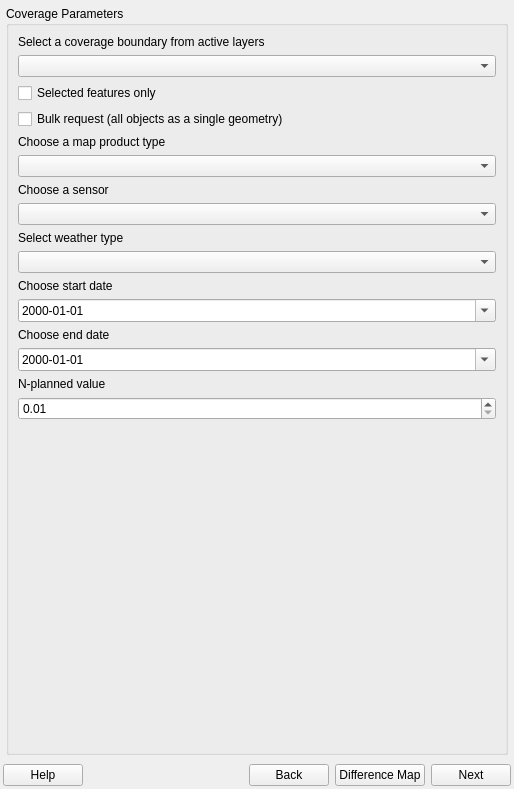
First picture: the form in geosys/ui/templates/geosys_dockwidget_base.ui, repository earthdaily/qgis-plugin, before the edit.
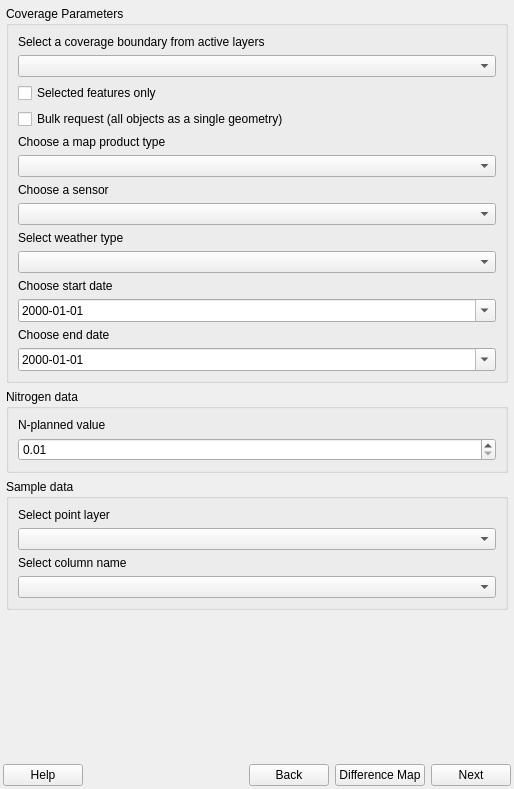
Second picture: the form after the edit.

What changed in the file:
```diff
--- a/geosys/ui/templates/geosys_dockwidget_base.ui
+++ b/geosys/ui/templates/geosys_dockwidget_base.ui
@@ -197,6 +197,15 @@
              </property>
             </widget>
            </item>
+          </layout>
+         </widget>
+        </item>
+        <item>
+         <widget class="QGroupBox" name="groupBox_2">
+          <property name="title">
+           <string>Nitrogen data</string>
+          </property>
+          <layout class="QVBoxLayout" name="verticalLayout_6">
            <item>
             <widget class="QLabel" name="n_planned_label">
              <property name="text">
@@ -223,6 +232,38 @@
              </property>
             </widget>
            </item>
+          </layout>
+         </widget>
+        </item>
+        <item>
+         <widget class="QGroupBox" name="groupBox">
+          <property name="title">
+           <string>Sample data</string>
+          </property>
+          <layout class="QVBoxLayout" name="verticalLayout_7">
+           <item>
+            <widget class="QLabel" name="lbl_point_layer">
+             <property name="text">
+              <string>Select point layer</string>
+             </property>
+            </widget>
+           </item>
+           <item>
+            <widget class="QComboBox" name="cb_point_layer"/>
+           </item>
+           <item>
+            <widget class="QLabel" name="lbl_column_name">
+             <property name="text">
+              <string>Select column name</string>
+             </property>
+            </widget>
+           </item>
+           <item>
+            <widget class="QComboBox" name="cb_column_name"/>
+           </item>
+          </layout>
+         </widget>
+        </item>
            <item>
             <spacer name="verticalSpacer">
              <property name="orientation">
@@ -235,9 +276,6 @@
               </size>
              </property>
             </spacer>
-           </item>
-          </layout>
-         </widget>
         </item>
        </layout>
       </widget>
```
Lines whose indentation alone changed are shown as unchanged.
